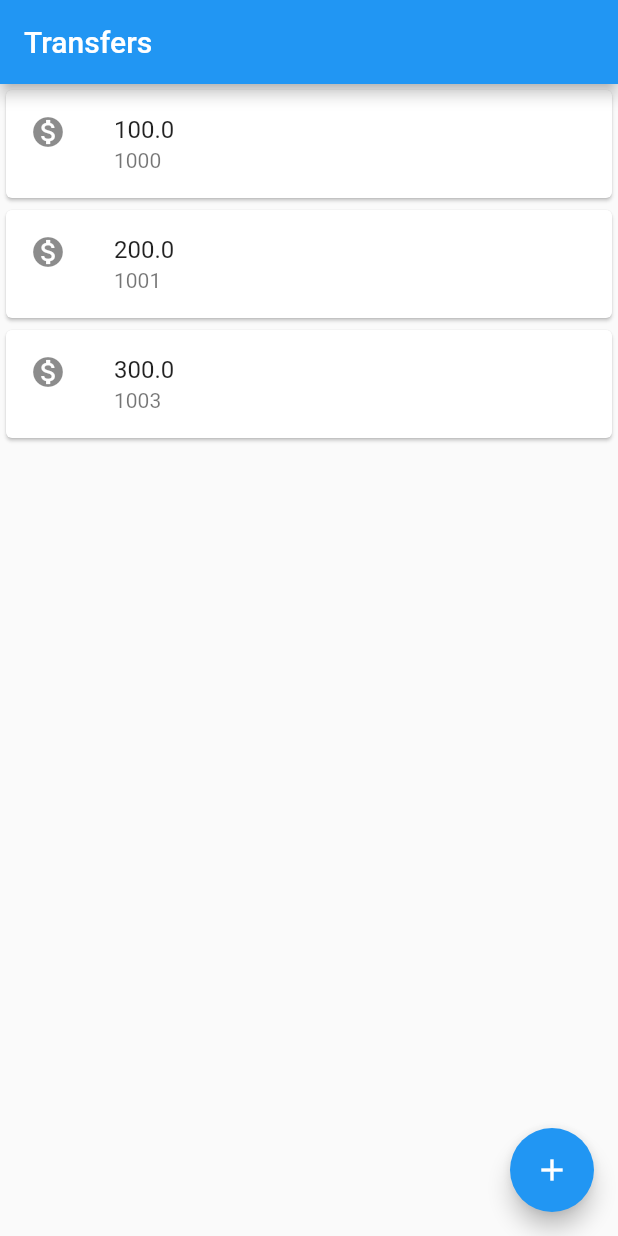
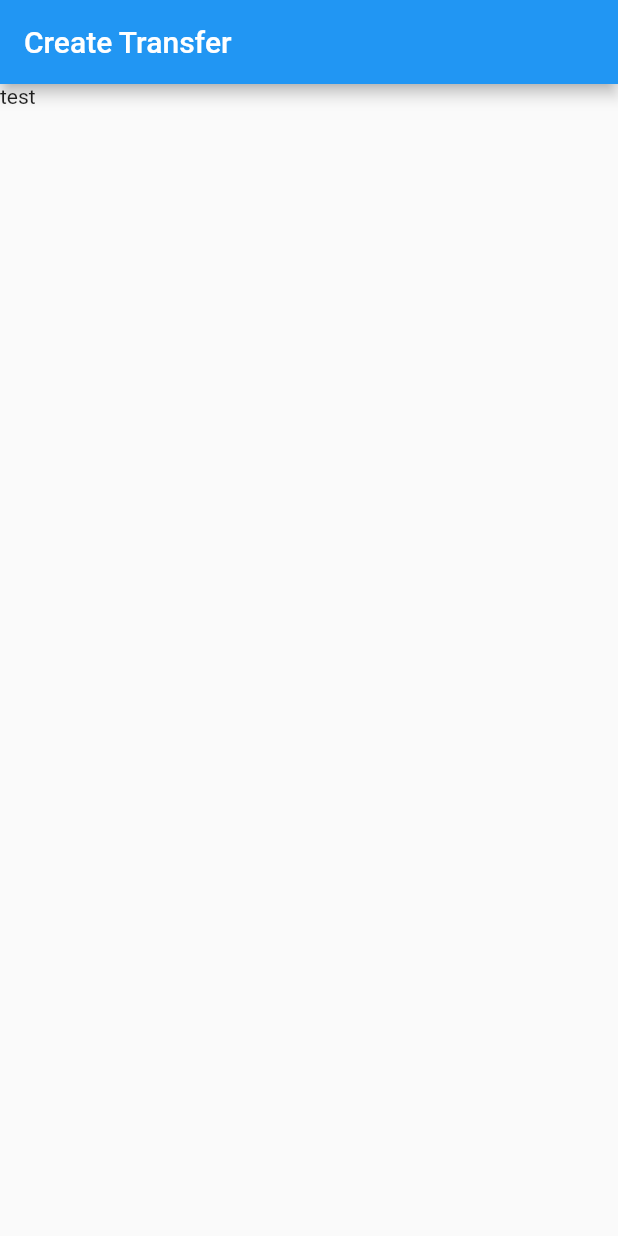
Before and after one commit to rhuancoder/rocket_bank_app, a Flutter app: the screen it shows after launch, on a phone screen of 412 x 824 dp. Run offline on Flutter 3.47's test engine with Material 2 defaults, Android fonts, the light colour scheme and no system bars.

Commit message:
Implementing Create Transfer screen;

```diff
--- a/lib/main.dart
+++ b/lib/main.dart
@@ -1,28 +1,50 @@
 import 'package:flutter/material.dart';
 
-void main() => runApp(
-      MaterialApp(
+void main() => runApp(RocketBankApp());
+
+class RocketBankApp extends StatelessWidget {
+  const RocketBankApp({Key key}) : super(key: key);
+
+  @override
+  Widget build(BuildContext context) {
+    return MaterialApp(
       home: Scaffold(
-          body: TransfersList(),
-          appBar: AppBar(
-            title: Text('Transfers'),
-          ),
-          floatingActionButton: FloatingActionButton(
-            child: Icon(Icons.add),
-          ),
-        ),
+        body: TransferForm(),
       ),
     );
+  }
+}
+
+class TransferForm extends StatelessWidget {
+  @override
+  Widget build(BuildContext context) {
+    // TODO: implement build
+    return Scaffold(
+      appBar: AppBar(
+        title: Text('Create Transfer'),
+      ),
+      body: Text('test'),
+    );
+  }
+}
 
 class TransfersList extends StatelessWidget {
   @override
   Widget build(BuildContext context) {
-    return Column(
+    return Scaffold(
+      appBar: AppBar(
+        title: Text('Transfers'),
+      ),
+      body: Column(
         children: [
           TransferItem(Transfer(100.00, 1000)),
           TransferItem(Transfer(200.00, 1001)),
           TransferItem(Transfer(300.00, 1003)),
         ],
+      ),
+      floatingActionButton: FloatingActionButton(
+        child: Icon(Icons.add),
+      ),
     );
   }
 }
```
Lines whose indentation alone changed are shown as unchanged.
